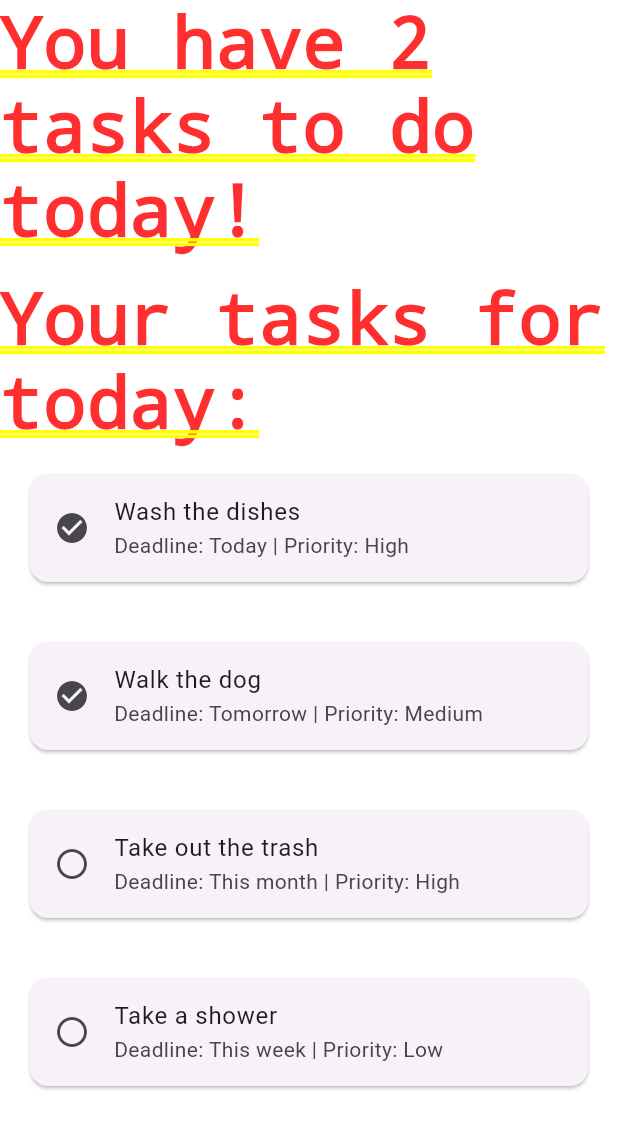
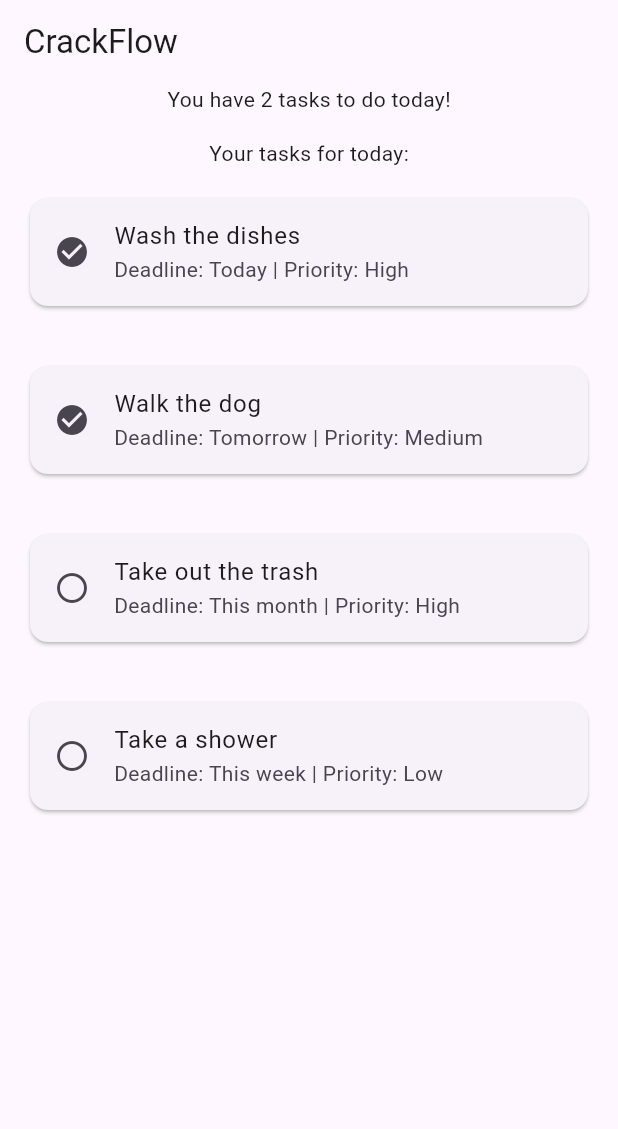
Before and after one commit to BestIsaacPlayer/CrackFlow, a Flutter app: the screen it shows after launch, on a phone screen of 412 x 824 dp. Shown: the top 1129 px of the screen. Run offline on Flutter 3.47's test engine with Material 3 defaults, Android fonts, the phone set to English and light mode, and no system bars.

Commit message:
Modify application's main widget so that it's based on a scaffold

```diff
--- a/lib/main.dart
+++ b/lib/main.dart
@@ -38,7 +38,10 @@ class MyApp extends StatelessWidget {
   Widget build(BuildContext context) {
     return MaterialApp(
       title: 'CrackFlow',
-      home: Column(
+      home: Scaffold(
+        appBar: AppBar(title: Text("CrackFlow")),
+        body: Center(
+          child: Column(
             crossAxisAlignment: CrossAxisAlignment.center,
             children: [
               Text(
@@ -63,6 +66,8 @@ class MyApp extends StatelessWidget {
                 ),
               ),
             ],
+          ),
+        ),
       ),
     );
   }
```
Lines whose indentation alone changed are shown as unchanged.
